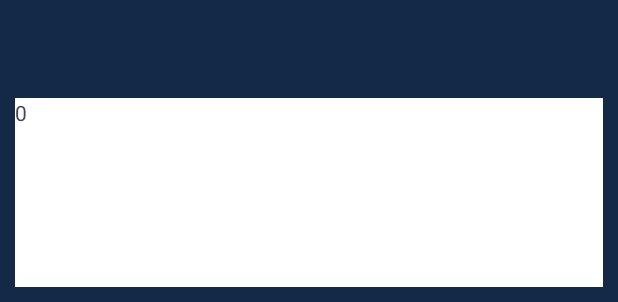
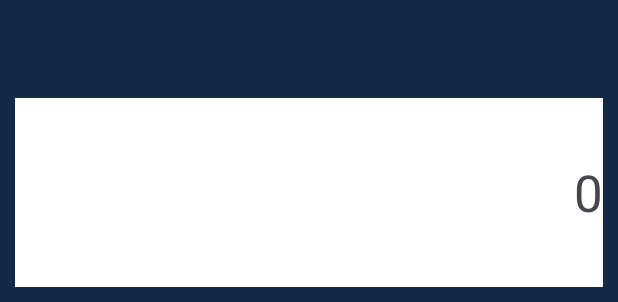
Before and after one commit to RobsonGarciaJunior/Calculadora, an Android app: the layout activity_main.xml on its own in the app's theme, with its tools: preview values and no code run, on a phone screen of 412 x 824 dp. Shown: the top 302 px of the screen. Run offline under Robolectric (Android 15) with nearby library versions, the phone set to English and light mode, and no system bars.

```diff
--- a/app/src/main/res/layout-land/activity_main.xml
+++ b/app/src/main/res/layout-land/activity_main.xml
@@ -216,7 +216,9 @@
         android:layout_width="382dp"
         android:layout_height="130dp"
         android:background="#FFFFFF"
+        android:gravity="right|center_vertical"
         android:text="@string/calculatorScreen"
+        android:textSize="34sp"
         app:layout_constraintBottom_toTopOf="@+id/buttonShare"
         app:layout_constraintEnd_toStartOf="@+id/guideline3"
         app:layout_constraintStart_toStartOf="parent"
--- a/app/src/main/res/layout/activity_main.xml
+++ b/app/src/main/res/layout/activity_main.xml
@@ -218,7 +218,9 @@
         android:layout_width="392dp"
         android:layout_height="126dp"
         android:background="#FFFFFF"
+        android:gravity="right|center_vertical"
         android:text="@string/calculatorScreen"
+        android:textSize="34sp"
         app:layout_constraintBottom_toTopOf="@+id/buttonShare"
         app:layout_constraintEnd_toEndOf="parent"
         app:layout_constraintHorizontal_bias="0.5"
```
Also changed, not shown: app/src/main/java/com/example/calculadoraactividad1_robson_1eva/MainActivity.kt (+22 -6 lines).
